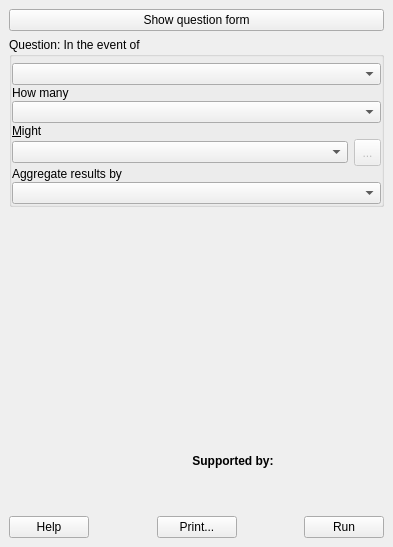
Before: the Qt Designer form safe_qgis/ui/dock_base.ui in inasafe/inasafe, drawn with Qt 5.
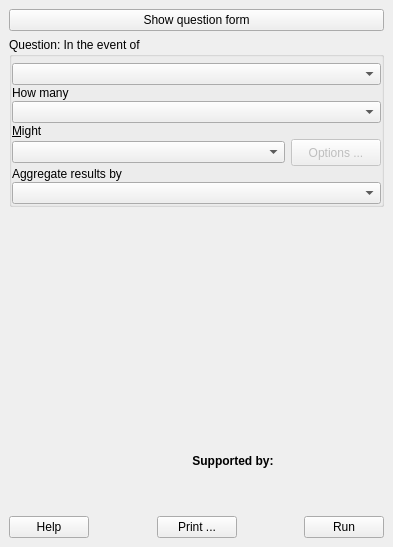
After: the same form once the commit is applied. Icons and pictures are not drawn. Custom widgets are drawn as their Qt base class.

Commit message: Edited postprocessing options button text.

The edit to the form file:
```diff
--- a/safe_qgis/ui/dock_base.ui
+++ b/safe_qgis/ui/dock_base.ui
@@ -110,7 +110,7 @@
          </property>
          <property name="minimumSize">
           <size>
-           <width>27</width>
+           <width>90</width>
            <height>27</height>
           </size>
          </property>
@@ -124,7 +124,7 @@
           <string>Configure Impact Function Parameter</string>
          </property>
          <property name="text">
-          <string>...</string>
+          <string>Options ...</string>
          </property>
          <property name="icon">
           <iconset>
@@ -310,7 +310,7 @@
       <item>
        <widget class="QPushButton" name="pbnPrint">
         <property name="text">
-         <string>Print...</string>
+         <string>Print ...</string>
         </property>
        </widget>
       </item>
```
Left out of the diff: 70 changed lines with no effect on the pictures. The commit also changes 8 other files.
